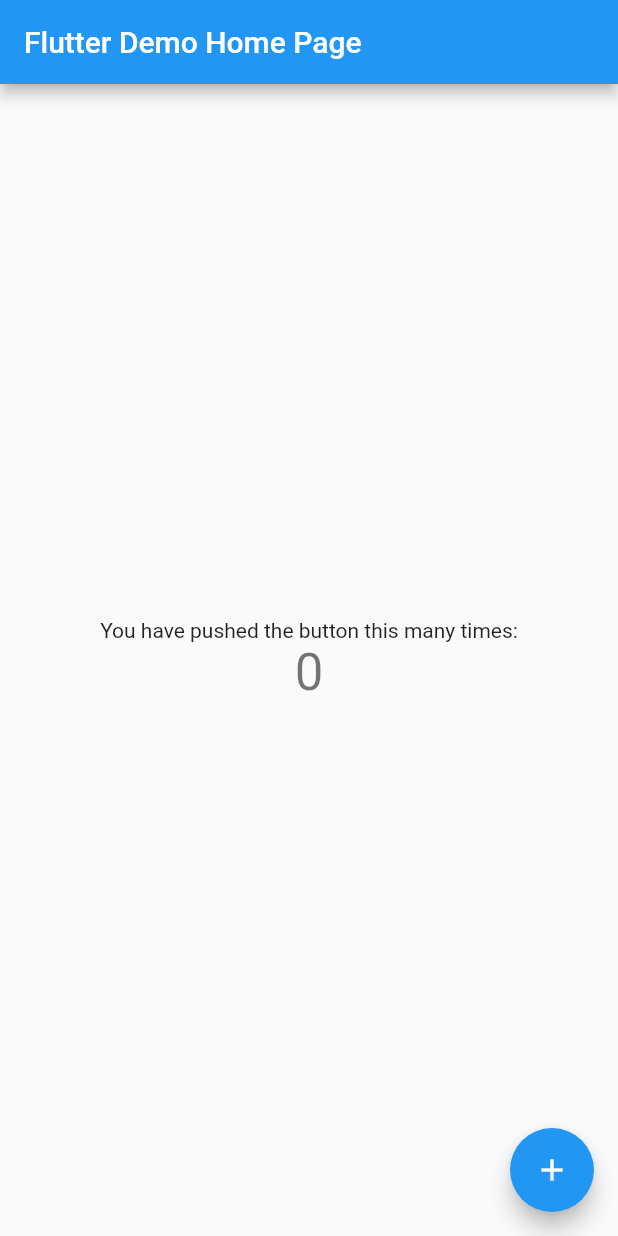
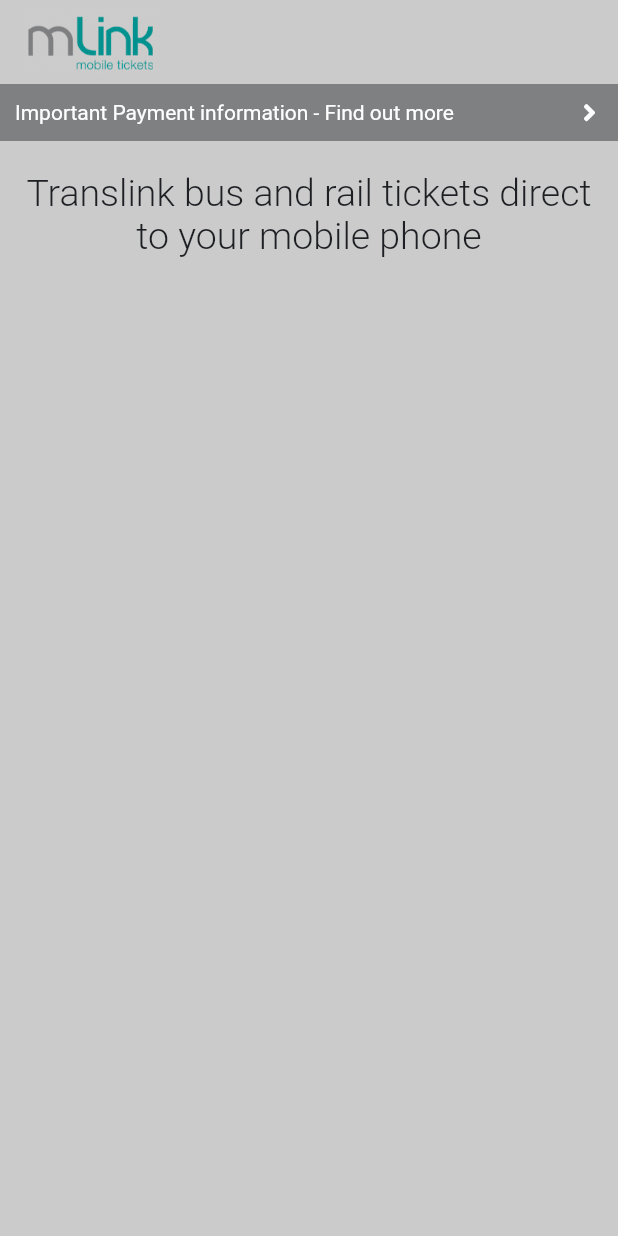
Before and after one commit to GardnerOne/mylink, a Flutter app: the screen it shows after launch, on a phone screen of 412 x 824 dp. Run offline on Flutter 3.47's test engine with Material 2 defaults, Android fonts, the phone set to English and light mode, and no system bars; our stand-ins replace font_awesome_flutter.

Commit message:
Add title, banner and fonts

```diff
--- a/lib/main.dart
+++ b/lib/main.dart
@@ -1,41 +1,29 @@
 import 'package:flutter/material.dart';
+import 'package:font_awesome_flutter/font_awesome_flutter.dart';
 
 void main() => runApp(MyApp());
 
 class MyApp extends StatelessWidget {
-  // This widget is the root of your application.
+  static final Color background = Color(0xffcbcbcb);
+  static final Color backgroundDark = Color(0xff7e8082);
+  static final Color primary = Color(0xff41938E);
+  static final Color light = Color(0xfffefefe);
+  static final Color iconDark = Color(0xff252b2f);
+  static final Color iconMid = Color(0xffa0a0a0);
+  static final Color text = Color(0xff1d1f23);
+
   @override
   Widget build(BuildContext context) {
     return MaterialApp(
       title: 'Flutter Demo',
-      theme: ThemeData(
-        // This is the theme of your application.
-        //
-        // Try running your application with "flutter run". You'll see the
-        // application has a blue toolbar. Then, without quitting the app, try
-        // changing the primarySwatch below to Colors.green and then invoke
-        // "hot reload" (press "r" in the console where you ran "flutter run",
-        // or simply save your changes to "hot reload" in a Flutter IDE).
-        // Notice that the counter didn't reset back to zero; the application
-        // is not restarted.
-        primarySwatch: Colors.blue,
-      ),
       home: MyHomePage(title: 'Flutter Demo Home Page'),
+      theme: ThemeData(fontFamily: 'Roboto'),
     );
   }
 }
 
 class MyHomePage extends StatefulWidget {
   MyHomePage({Key key, this.title}) : super(key: key);
-
-  // This widget is the home page of your application. It is stateful, meaning
-  // that it has a State object (defined below) that contains fields that affect
-  // how it looks.
-
-  // This class is the configuration for the state. It holds the values (in this
-  // case the title) provided by the parent (in this case the App widget) and
-  // used by the build method of the State. Fields in a Widget subclass are
-  // always marked "final".
 
   final String title;
 
@@ -44,68 +32,74 @@ class MyHomePage extends StatefulWidget {
 }
 
 class _MyHomePageState extends State<MyHomePage> {
-  int _counter = 0;
-
-  void _incrementCounter() {
-    setState(() {
-      // This call to setState tells the Flutter framework that something has
-      // changed in this State, which causes it to rerun the build method below
-      // so that the display can reflect the updated values. If we changed
-      // _counter without calling setState(), then the build method would not be
-      // called again, and so nothing would appear to happen.
-      _counter++;
-    });
-  }
+  /*
+   * Colour scheme
+   * background: #CBCBCB
+   * background_dark: #7E8082
+   * primary: #41938E
+   * light: #FEFEFE
+   * icon_dark: #252B2F
+   * icon_mid: #A0A0A0
+  */
 
   @override
   Widget build(BuildContext context) {
-    // This method is rerun every time setState is called, for instance as done
-    // by the _incrementCounter method above.
-    //
-    // The Flutter framework has been optimized to make rerunning build methods
-    // fast, so that you can just rebuild anything that needs updating rather
-    // than having to individually change instances of widgets.
-    return Scaffold(
-      appBar: AppBar(
-        // Here we take the value from the MyHomePage object that was created by
-        // the App.build method, and use it to set our appbar title.
-        title: Text(widget.title),
-      ),
-      body: Center(
-        // Center is a layout widget. It takes a single child and positions it
-        // in the middle of the parent.
-        child: Column(
-          // Column is also a layout widget. It takes a list of children and
-          // arranges them vertically. By default, it sizes itself to fit its
-          // children horizontally, and tries to be as tall as its parent.
-          //
-          // Invoke "debug painting" (press "p" in the console, choose the
-          // "Toggle Debug Paint" action from the Flutter Inspector in Android
-          // Studio, or the "Toggle Debug Paint" command in Visual Studio Code)
-          // to see the wireframe for each widget.
-          //
-          // Column has various properties to control how it sizes itself and
-          // how it positions its children. Here we use mainAxisAlignment to
-          // center the children vertically; the main axis here is the vertical
-          // axis because Columns are vertical (the cross axis would be
-          // horizontal).
-          mainAxisAlignment: MainAxisAlignment.center,
+    Widget _topBanner = Container(
+      color: MyApp.backgroundDark,
+      child: Padding(
+        padding: const EdgeInsets.all(10.0),
+        child: Row(
+          mainAxisAlignment: MainAxisAlignment.spaceBetween,
           children: <Widget>[
             Text(
-              'You have pushed the button this many times:',
+              "Important Payment information - Find out more",
+              style: TextStyle(
+                color: MyApp.light,
+                fontSize: 14.0,
+              ),
             ),
-            Text(
-              '$_counter',
-              style: Theme.of(context).textTheme.display1,
+            Icon(
+              FontAwesomeIcons.angleRight,
+              color: MyApp.light,
+              size: 18.0,
             ),
           ],
         ),
       ),
-      floatingActionButton: FloatingActionButton(
-        onPressed: _incrementCounter,
-        tooltip: 'Increment',
-        child: Icon(Icons.add),
-      ), // This trailing comma makes auto-formatting nicer for build methods.
+    );
+
+    Widget _heading = Padding(
+      padding: EdgeInsets.fromLTRB(15.0,20.0,15.0,10.0),
+      child: Text(
+        "Translink bus and rail tickets direct to your mobile phone",
+        textAlign: TextAlign.center,
+        style: TextStyle(
+          color: MyApp.text,
+          fontSize: 25.0,
+          fontWeight: FontWeight.w300,
+        ),
+      ),
+    );
+
+    return Scaffold(
+      appBar: AppBar(
+        backgroundColor: MyApp.background,
+        title: Image.asset(
+          "assets/mlink_title.png",
+          width: 90.0,
+        ),
+        elevation: 0.0,
+      ),
+      backgroundColor: MyApp.background,
+      body: Center(
+        child: Column(
+          mainAxisAlignment: MainAxisAlignment.start,
+          children: <Widget>[
+            _topBanner,
+            _heading,
+          ],
+        ),
+      ),
     );
   }
 }
```
Also changed, not shown: pubspec.yaml (+10 -0 lines), assets/mlink_title.png (added), fonts/Roboto-Light.ttf (added), fonts/Roboto-Regular.ttf (added), pubspec.lock, 6 other files.
